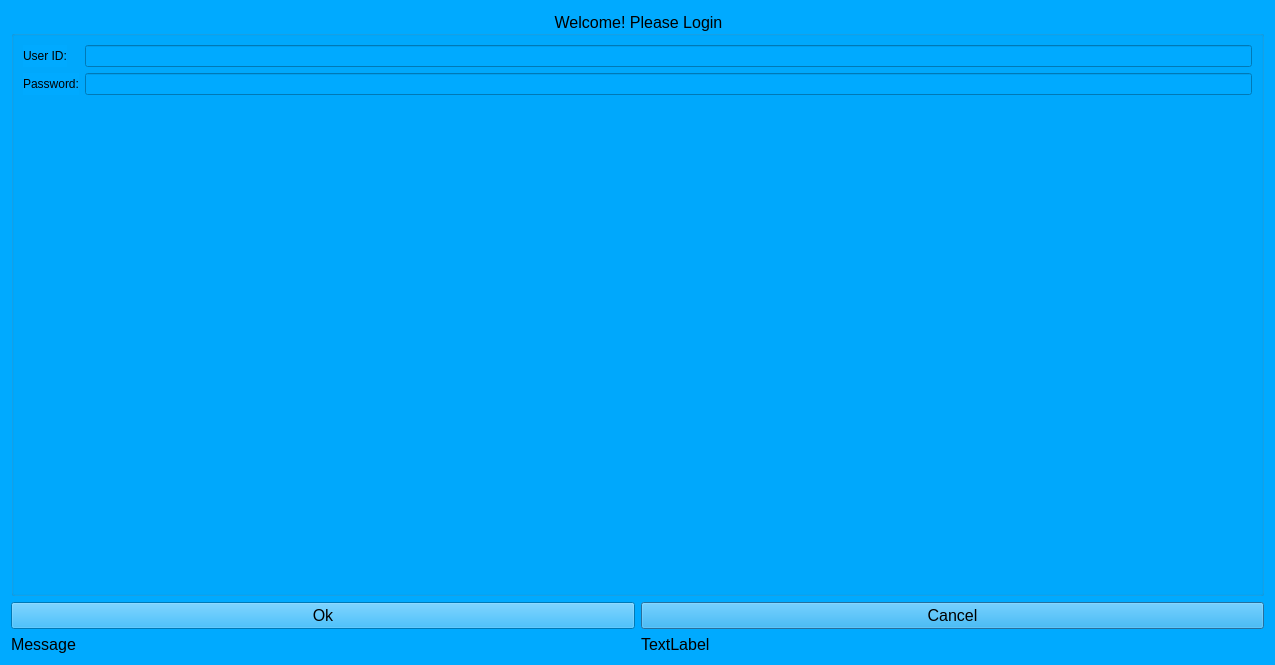
Qt form UI/loginWindow.ui (Sp1riting/A-Level-Coursework) before a commit.
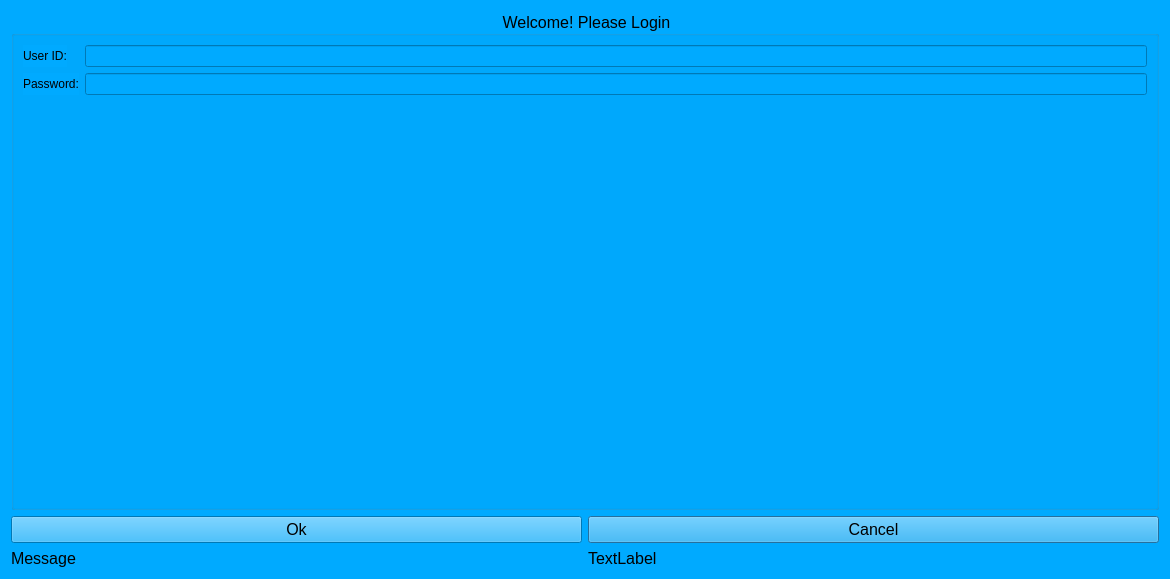
The same form after that commit.

The edit to the form file:
```diff
--- a/UI/loginWindow.ui
+++ b/UI/loginWindow.ui
@@ -6,8 +6,8 @@
    <rect>
     <x>0</x>
     <y>0</y>
-    <width>1275</width>
-    <height>665</height>
+    <width>1170</width>
+    <height>579</height>
    </rect>
   </property>
   <property name="font">
```
